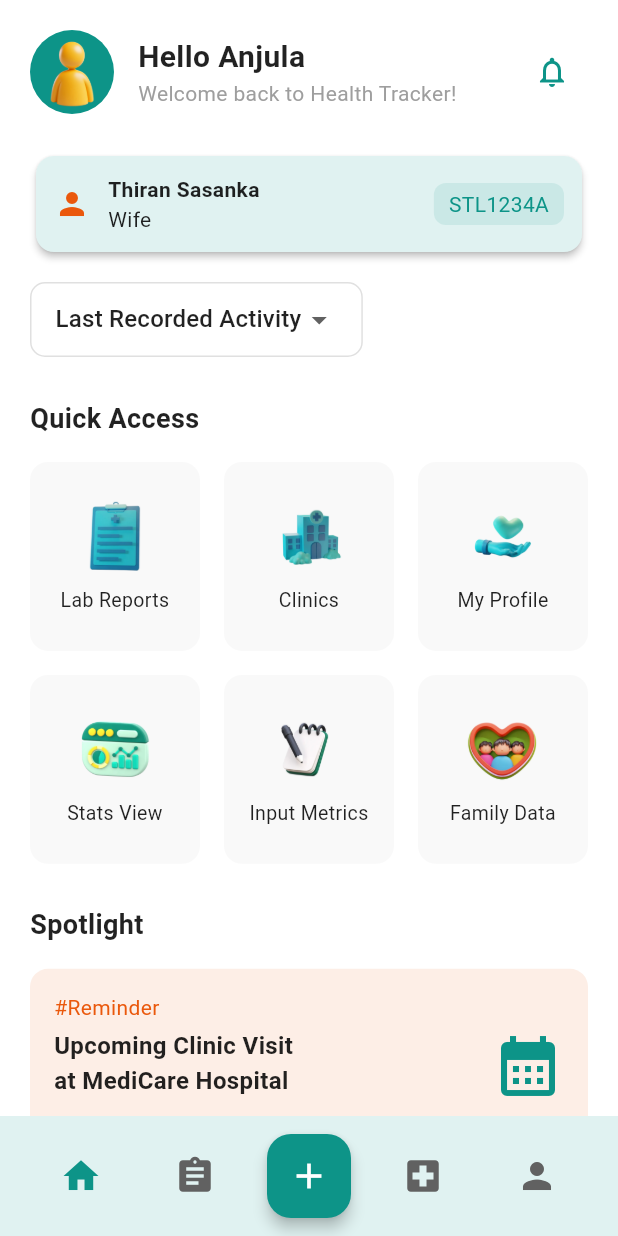
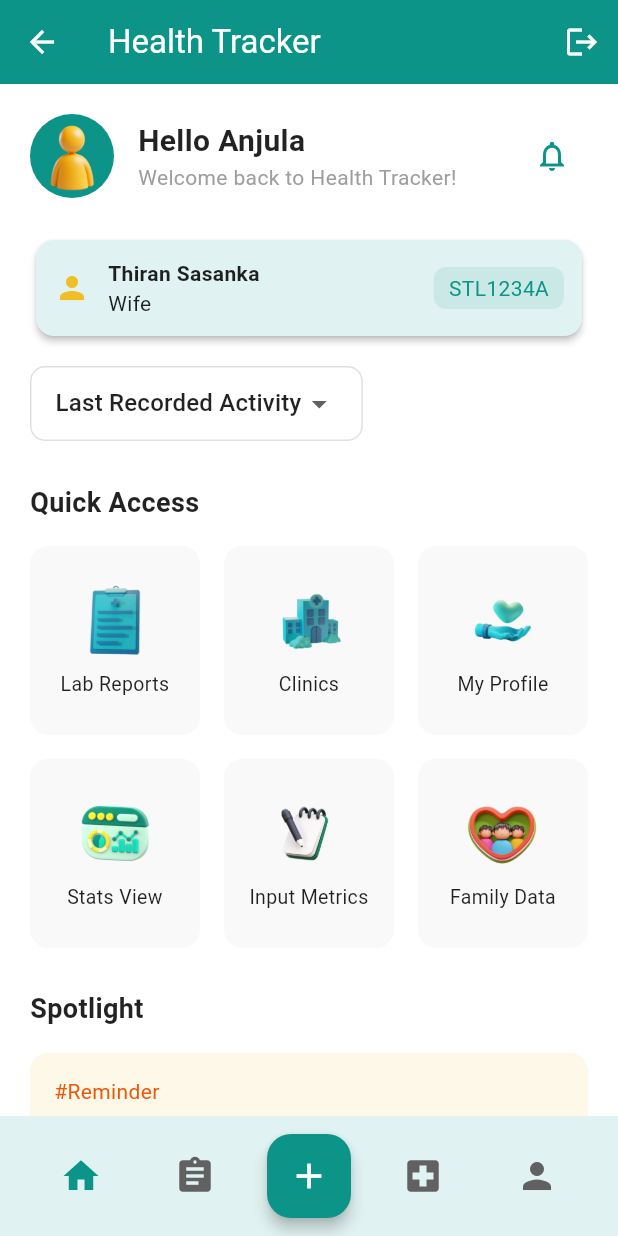
Before and after one commit to MediLink-ucsc/Health-Tracker, a Flutter app: the ProfileScreen screen opened directly, item 2 of the bottom bar chosen, scrolled down 566 dp, after a tap on the "home" icon, on a phone screen of 412 x 824 dp. Run offline on Flutter 3.47's test engine with Material 3 defaults, Android fonts, the phone set to English and light mode, and no system bars; our stand-ins replace file_picker, fl_chart, shared_preferences, table_calendar; accounts and stored records are empty.

Commit message:
added an app bar to home screen

```diff
--- a/lib/screens/Clinic/clinical_records.dart
+++ b/lib/screens/Clinic/clinical_records.dart
@@ -117,11 +117,12 @@ class _ClinicalCalendarScreenState extends State<ClinicalCalendarScreen> {
                 shape: BoxShape.circle,
               ),
               todayDecoration: BoxDecoration(
-                color: Colors.orange,
-                border: Border.all(color: Colors.orange, width: 2),
+                color: Color(0xFFF1BE26),
+                border: Border.all(color: Color(0xFFF1BE26), width: 2),
                 shape: BoxShape.circle,
               ),
               selectedDecoration: BoxDecoration(
+                color: Colors.transparent,
                 border: Border.all(color: const Color(0xFF0D9488), width: 2),
                 shape: BoxShape.circle,
               ),
--- a/lib/screens/Home/home_screen.dart
+++ b/lib/screens/Home/home_screen.dart
@@ -1,4 +1,5 @@
 import 'package:flutter/material.dart';
+import 'package:health_tracker/Components/logout.dart';
 
 import '../../Components/custom_bottom_nav.dart';
 import '../Profile/profile_screen.dart';
@@ -9,10 +10,43 @@ class HomeScreen extends StatelessWidget {
   @override
   Widget build(BuildContext context) {
     const primaryColor = Color(0xFF0D9488);
-    const accentColor = Color(0xFFEA580C);
+    const accentColor = Color(0xFFF1BE26);
 
     return Scaffold(
+      appBar: AppBar(
+        title: const Text('Health Tracker'),
+        backgroundColor: primaryColor,
+        actions: [
+          IconButton(
+            icon: const Icon(Icons.logout),
+            tooltip: 'Logout',
+            onPressed: () {
+              showDialog(
+                context: context,
+                builder: (context) => AlertDialog(
+                  title: const Text('Logout'),
+                  content: const Text('Are you sure you want to log out?'),
+                  actions: [
+                    TextButton(
+                      child: const Text('Cancel'),
+                      onPressed: () => Navigator.pop(context),
+                    ),
+                    TextButton(
+                      child: const Text('Logout'),
+                      onPressed: () {
+                        Navigator.pop(context);
+                        appLogout(context);
+                      },
+                    ),
+                  ],
+                ),
+              );
+            },
+          ),
+        ],
+      ),
       backgroundColor: Colors.white,
+
       // floatingActionButton: FloatingActionButton(
       //   onPressed: () {
       //     // Handle Add button tap (e.g., open metrics input)
--- a/lib/screens/Profile/profile_screen.dart
+++ b/lib/screens/Profile/profile_screen.dart
@@ -135,7 +135,7 @@ class ProfileScreen extends StatelessWidget {
               'Emergency Contact',
               style: TextStyle(
                 fontWeight: FontWeight.bold,
-                color: accentColor,
+                color: Colors.orange,
                 fontSize: 16,
               ),
             ),
@@ -161,7 +161,9 @@ class ProfileScreen extends StatelessWidget {
             ),
             const SizedBox(height: 32),
 
-            Center(
+            // Instead of Center(...), replace with:
+            SizedBox(
+              width: double.infinity,
               child: ElevatedButton.icon(
                 onPressed: () {
                   Navigator.push(
@@ -176,19 +178,17 @@ class ProfileScreen extends StatelessWidget {
                 style: ElevatedButton.styleFrom(
                   backgroundColor: primaryColor,
                   foregroundColor: Colors.white,
-                  padding: const EdgeInsets.symmetric(
-                    vertical: 14,
-                    horizontal: 32,
-                  ),
+                  padding: const EdgeInsets.symmetric(vertical: 14),
                   shape: RoundedRectangleBorder(
                     borderRadius: BorderRadius.circular(6),
                   ),
                 ),
               ),
             ),
-            // Inside the Column after Edit Profile button
-            Center(
-              child: ElevatedButton.icon(
+            const SizedBox(height: 12), // spacing between buttons
+            SizedBox(
+              width: double.infinity,
+              child: OutlinedButton.icon(
                 onPressed: () {
                   // Confirm before logout
                   showDialog(
@@ -214,13 +214,10 @@ class ProfileScreen extends StatelessWidget {
                 },
                 icon: const Icon(Icons.logout),
                 label: const Text('Logout'),
-                style: ElevatedButton.styleFrom(
-                  backgroundColor: accentColor,
-                  foregroundColor: Colors.white,
-                  padding: const EdgeInsets.symmetric(
-                    vertical: 14,
-                    horizontal: 32,
-                  ),
+                style: OutlinedButton.styleFrom(
+                  foregroundColor: primaryColor,
+                  side: BorderSide(color: primaryColor, width: 2),
+                  padding: const EdgeInsets.symmetric(vertical: 14),
                   shape: RoundedRectangleBorder(
                     borderRadius: BorderRadius.circular(6),
                   ),
--- a/lib/screens/user_login_screen.dart
+++ b/lib/screens/user_login_screen.dart
@@ -91,7 +91,7 @@ class _UserLoginScreenState extends State<UserLoginScreen> {
   @override
   Widget build(BuildContext context) {
     const primaryColor = Color(0xFF0D9488);
-    const accentColor = Color(0xFFEA580C);
+    const accentColor = Color(0xFFF1BE26);
 
     return Scaffold(
       backgroundColor: const Color(0xFFF7FAF9), // Light background
```
